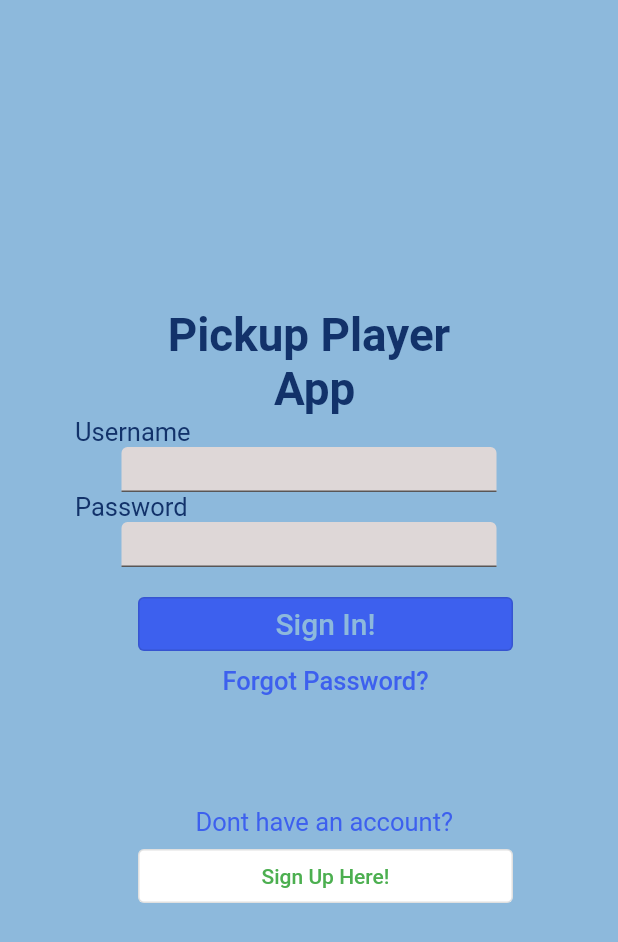
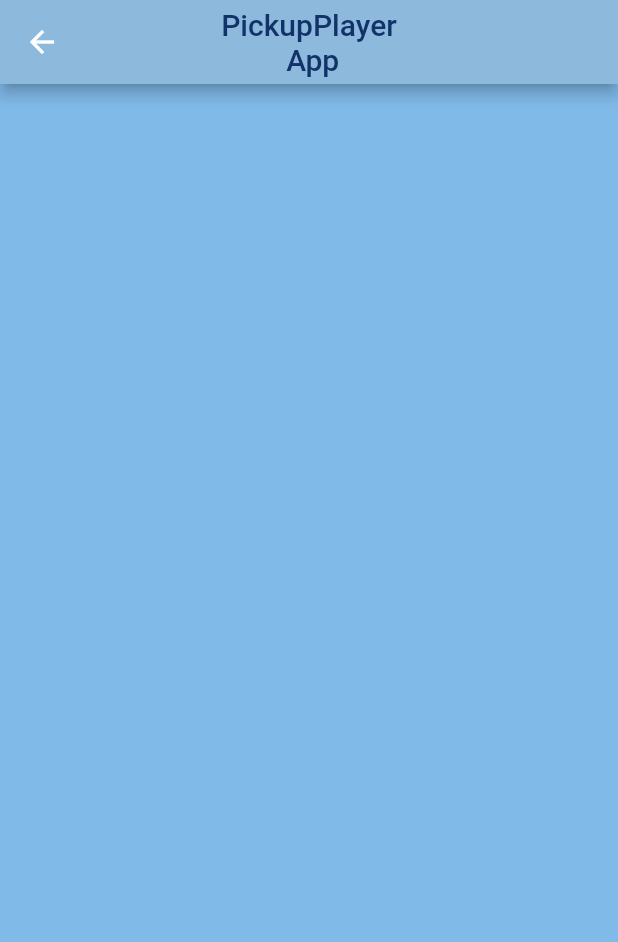
Before and after one commit to PickupPlayerApp/AppDevelopment, a Flutter app: the SignInPage screen opened directly, after a tap on "Forgot Password?", on a phone screen of 412 x 824 dp. Shown: the top 942 px of the screen. Run offline on Flutter 3.47's test engine with Material 2 defaults, Android fonts, the light colour scheme and no system bars; our stand-ins replace firebase_core, firebase_database, snippet_coder_utils; accounts and stored records are empty; statements that could not run were skipped.

Commit message:
made some changes to the sign in page

```diff
--- /dev/null
+++ b/pickup_player_app/lib/forgot_password_page.dart
@@ -0,0 +1,28 @@
+import 'package:flutter/material.dart';
+import 'package:snippet_coder_utils/FormHelper.dart';
+
+class ForgotPasswordPage extends StatefulWidget {
+  const ForgotPasswordPage({super.key});
+
+  @override
+  State<ForgotPasswordPage> createState() => _ForgotPasswordPageState();
+}
+
+class _ForgotPasswordPageState extends State<ForgotPasswordPage> {
+  GlobalKey<FormState> globalKey = GlobalKey<FormState>();
+
+  @override
+  Widget build(BuildContext context) {
+    return Scaffold(backgroundColor: const Color.fromARGB(255, 128, 186, 233),
+      appBar: AppBar(
+        centerTitle: true,
+        backgroundColor: const Color.fromARGB(255, 141, 185, 220),
+        title: const Text(
+          'PickupPlayer \n App',
+          textAlign: TextAlign.center,
+          style: TextStyle(color: Color.fromARGB(255, 18, 50, 106)),
+        ),
+      ),
+    );
+  }
+}
--- a/pickup_player_app/lib/new_coach_info_page.dart
+++ b/pickup_player_app/lib/new_coach_info_page.dart
@@ -443,7 +443,7 @@ class _CoachInfoPageState extends State<CoachInfoPage> {
               Padding(
                 padding: const EdgeInsets.all(10.0),
                 child: Center(
-                  child: FormHelper.submitButton("Save", () {
+                  child: FormHelper.submitButton("Sign Up!", () {
                     if (validateAndSave()) {
                       Map<String, dynamic> coach = {
                         'first name' : coachFirstNameController.text,
--- a/pickup_player_app/lib/new_player_info_page.dart
+++ b/pickup_player_app/lib/new_player_info_page.dart
@@ -165,7 +165,7 @@ class _PlayerInfoPageState extends State<PlayerInfoPage> {
         key: globalKey,
         child: SingleChildScrollView(
           child: Padding(
-            padding: EdgeInsets.all(10),
+            padding: const EdgeInsets.all(10),
             child: Column(
               children: [
                 const Text(
@@ -779,7 +779,7 @@ class _PlayerInfoPageState extends State<PlayerInfoPage> {
                 Padding(
                   padding: const EdgeInsets.all(10.0),
                   child: Center(
-                    child: FormHelper.submitButton("Save", () {
+                    child: FormHelper.submitButton("Sign Up!", () {
                       if (validateAndSave()) {
                         Map<String, String> player = {
                           'first name': playerFirstNameController.text,
--- a/pickup_player_app/lib/sign_in_page.dart
+++ b/pickup_player_app/lib/sign_in_page.dart
@@ -1,5 +1,7 @@
 import 'package:flutter/material.dart';
 import 'package:pickup_player_app/new_user_page.dart';
+import 'package:snippet_coder_utils/FormHelper.dart';
+import 'package:pickup_player_app/forgot_password_page.dart';
 
 class SignInPage extends StatefulWidget {
   const SignInPage({super.key});
@@ -9,161 +11,168 @@ class SignInPage extends StatefulWidget {
 }
 
 class _SignInPageState extends State<SignInPage> {
+  GlobalKey<FormState> globalKey = GlobalKey<FormState>();
+
   @override
   Widget build(BuildContext context) {
-    return Scaffold(
-        body: Column(
-      mainAxisAlignment: MainAxisAlignment.center,
+    return Scaffold(backgroundColor: Color.fromARGB(255, 128, 186, 233),
+      appBar: AppBar(
+        centerTitle: true,
+        backgroundColor: const Color.fromARGB(255, 141, 185, 220),
+        title: const Text(
+          'PickupPlayer \n App',
+          textAlign: TextAlign.center,
+          style: TextStyle(color: Color.fromARGB(255, 18, 50, 106)),
+        ),
+      ),
+      body: _signinpageUIWidget(),
+    );
+  }
+
+  Widget _signinpageUIWidget(){
+    return Form(
+      key: globalKey,
+      child: SingleChildScrollView(
+        child: Padding(
+          padding:  const EdgeInsets.all(10),
+          child: Column(
             children: [
               const Text(
                 'Pickup Player \n App',
                  textAlign: TextAlign.center,
                   style: TextStyle(
                       color: Color.fromARGB(255, 18, 50, 106),
-              fontSize: 30.5,
+                      fontSize: 30,
                       fontWeight: FontWeight.bold),
               ),
-        const Align(
-            alignment: Alignment.centerLeft,
-            child: Padding(
-              padding: EdgeInsets.symmetric(horizontal: 50.0),
-              child: Text(
-                'Username',
-                style: TextStyle(
-                  color: Color.fromARGB(255, 18, 50, 106),
-                  fontSize: 17.0,
+               FormHelper.inputFieldWidgetWithLabel(
+                  context,
+                  "username",
+                  "     Username",
+                  "",
+                  (onValidateVal) {
+                    if (onValidateVal.isEmpty) {
+                      return "First Name can't be empty";
+                    }
+                    return null;
+                  },
+                  (onSaveVal) {
+
+                  },
+                  initialValue: "",
+                  onChange: (val) {
+                    //setState(() => playerFirstNameController.text = val);
+                  },
+                  borderColor: const Color.fromARGB(255, 4, 124, 10),
+                  backgroundColor: const Color.fromARGB(255, 215, 217, 219),
+                  fontSize: 14,
+                  labelFontSize: 20,
+                  labelFontColor: const Color.fromARGB(255, 18, 50, 106),
+                  paddingLeft: 40,
+                  paddingRight: 40,
+                ),
+                FormHelper.inputFieldWidgetWithLabel(
+                  context,
+                  "password",
+                  "     Password",
+                  "",
+                  (onValidateVal) {
+                    if (onValidateVal.isEmpty) {
+                      return "First Name can't be empty";
+                    }
+                    return null;
+                  },
+                  (onSaveVal) {
+
+                  },
+                  initialValue: "",
+                  onChange: (val) {
+                    //setState(() => playerFirstNameController.text = val);
+                  },
+                  borderColor: const Color.fromARGB(255, 4, 124, 10),
+                  backgroundColor: const Color.fromARGB(255, 215, 217, 219),
+                  fontSize: 14,
+                  labelFontSize: 20,
+                  labelFontColor: const Color.fromARGB(255, 18, 50, 106),
+                  paddingLeft: 40,
+                  paddingRight: 40,
+                ),
+                 Padding(
+                  padding:  const EdgeInsets.fromLTRB( 40, 40, 40, 0),
+                  child: Center(
+                    child: SizedBox(
+                      width: 300,
+                      child: FormHelper.submitButton("Sign In!",
+                        () {
+                         if (validateAndSave()) {}
+                    },
+                    btnColor: Colors.green, borderColor: Colors.blue,
+                    fontSize: 30
+                    ),
+                    )
                   ),
                 ),
-            )),
-        const SizedBox(
-          height: 30,
-          width: 250,
-          child: TextField(
-            decoration: InputDecoration(
-              filled: true,
-              fillColor: Color.fromARGB(255, 222, 215, 215),
+                Padding(
+                padding: const EdgeInsets.all(0),
+                child: Center(
+                  child: TextButton(
+                    onPressed: () {
+                      Navigator.push(context,
+                          MaterialPageRoute(builder: ((context) {
+                        return const ForgotPasswordPage();
+                      })));
+                    },
+                    child: const Text(
+                      'Forgot Password?',
+                      style: TextStyle(color: Color.fromARGB(255, 18, 50, 106), fontSize: 20),
                     ),
                   ),
                 ),
-        const Align(
-            alignment: Alignment.centerLeft,
-            child: Padding(
-              padding: EdgeInsets.symmetric(horizontal: 50.0),
-              child: Text(
-                'Password',
+              ),
+              const Padding(
+                padding: EdgeInsets.fromLTRB(40, 80, 40, 0),
+                child: Center(
+                  child: Text (
+                    "Don't have an account",
                     style: TextStyle(
                           color: Color.fromARGB(255, 18, 50, 106),
-                  fontSize: 17.0,
+                          fontSize: 20,
+                          fontWeight: FontWeight.bold
                     ),
+                  )
+                )
               ),
-            )),
-        const SizedBox(
-          height: 30,
-          width: 250,
-          child: TextField(
-            decoration: InputDecoration(
-              filled: true,
-              fillColor: Color.fromARGB(255, 222, 215, 215),
-            ),
-          ),
-        ),
-        SizedBox(
-          height: 60,
-          child: Stack(
-            children: [
-              Positioned(
-                bottom: -2,
-                right: 70,
-                child: OutlinedButton(
-                  style: OutlinedButton.styleFrom(
-                    fixedSize: const Size.fromWidth(250),
-                    backgroundColor: const Color.fromARGB(255, 61, 96, 238),
-                  ),
-                  onPressed: () {
-                    debugPrint('Elevated Button');
-                  },
-                  child: const Text(
-                    'Sign In!',
-                    style: TextStyle(
-                        color: Color.fromARGB(255, 141, 185, 220),
-                        fontSize: 20),
-                  ),
-                ),
-              ),
-            ],
-          ),
-        ),
-        SizedBox(
-          height: 60,
-          child: Stack(
-            children: [
-              Positioned(
-                bottom: 20,
-                right: 70,
+              Padding(
+                padding: const EdgeInsets.all(0),
+                child: Center(
                   child: TextButton(
-                  style: TextButton.styleFrom(
-                    fixedSize: const Size.fromWidth(250),
-                  ),
-                  onPressed: () {
-                    debugPrint('Elevated Button');
-                  },
-                  child: const Text(
-                    'Forgot Password?',
-                    style: TextStyle(
-                        color: Color.fromARGB(255, 61, 96, 238), fontSize: 17),
-                  ),
-                ),
-              ),
-            ],
-          ),
-        ),
-        SizedBox(
-          height: 60,
-          child: Stack(
-            children: const [
-              Positioned(
-                bottom: 0,
-                right: 110,
-                child: Text(
-                  'Dont have an account?',
-                  style: TextStyle(
-                    color: Color.fromARGB(255, 61, 96, 238),
-                    fontSize: 17,
-                  ),
-                ),
-              ),
-            ],
-          ),
-        ),
-        SizedBox(
-            height: 60,
-            child: Stack(
-              children: [
-                Positioned(
-                  bottom: 10,
-                  right: 70,
-                  child: OutlinedButton(
-                    style: OutlinedButton.styleFrom(
-                        fixedSize: const Size.fromWidth(250),
-                        backgroundColor:
-                            const Color.fromARGB(255, 255, 255, 255)),
                     onPressed: () {
                       Navigator.push(context,
-                          MaterialPageRoute(builder: (context) {
+                          MaterialPageRoute(builder: ((context) {
                         return const NewUserPage();
-                      }));
+                      })));
                     },
                     child: const Text(
                       'Sign Up Here!',
-                      style: TextStyle(
-                        color: Colors.green,
+                      style: TextStyle(color: Color.fromARGB(255, 19, 114, 35), fontSize: 20),
                     ),
                   ),
                 ),
               ),
             ],
-            )),
-      ],
-    ));
+          )
+        )
+      )
+    );
+  }
+
+   bool validateAndSave() {
+    final form = globalKey.currentState;
+    if (form!.validate()) {
+      form.save();
+      return true;
+    } else {
+      return false;
     }
   }
+}
```
Lines whose indentation alone changed are shown as unchanged.
